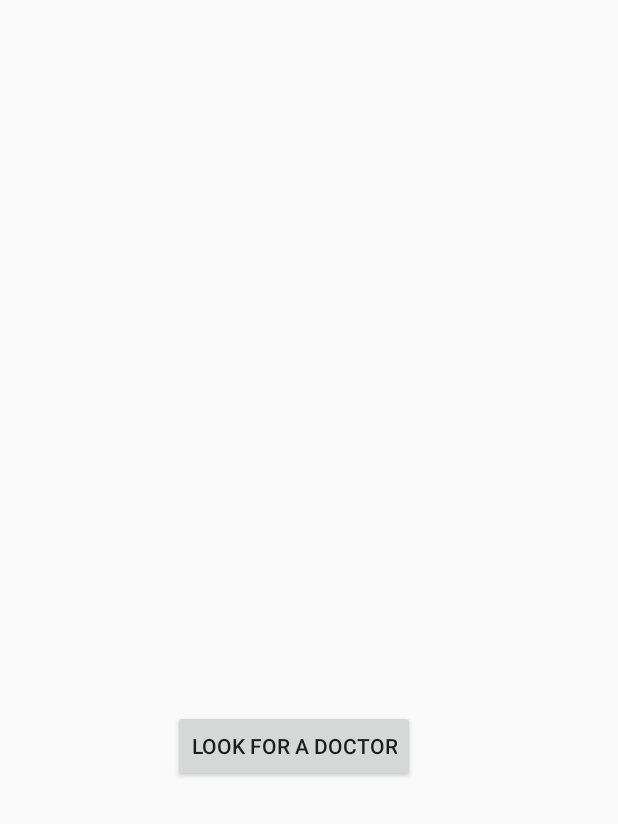
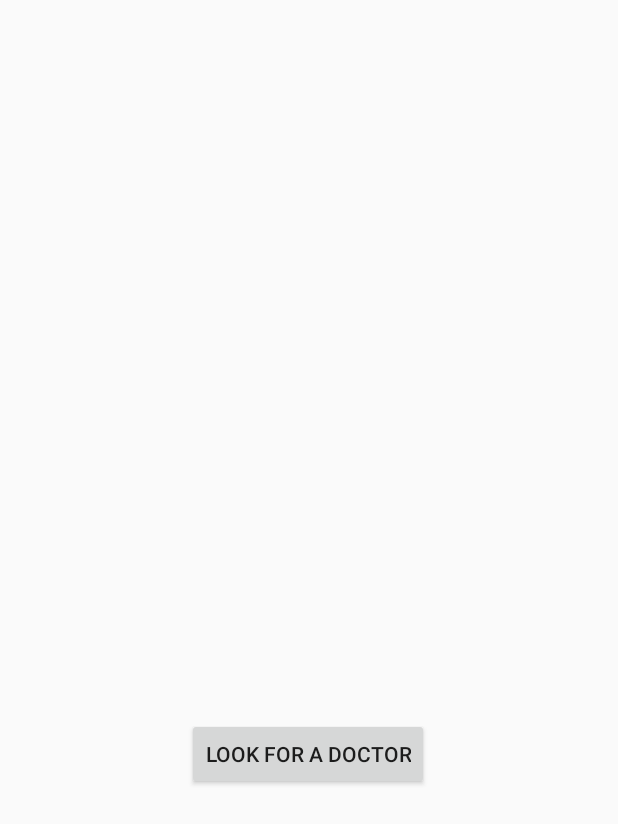
Before and after one commit to martinvaughn/Cancer-Tect, an Android app: the layout activity_prediction.xml on its own in the app's theme, with its tools: preview values and no code run, on a phone screen of 412 x 824 dp. Shown: the top 824 px of the screen. Run offline under Robolectric (Android 15) with nearby library versions, the phone set to English and light mode, and no system bars; Roboto replaces fonts that are not available here.

Commit message:
Debugged prediction activity and cleaned up other unnecessary code.

```diff
--- a/app/src/main/java/com/e/cancer_tect/NeuralNetworkCommunicator.java
+++ b/app/src/main/java/com/e/cancer_tect/NeuralNetworkCommunicator.java
@@ -5,7 +5,6 @@ import android.app.Activity;
 import android.content.res.AssetFileDescriptor;
 import android.graphics.Bitmap;
 import android.util.Log;
-import android.view.View;
 
 import org.tensorflow.lite.DataType;
 import org.tensorflow.lite.Interpreter;
@@ -26,7 +25,6 @@ import java.util.Map;
 
 public class NeuralNetworkCommunicator implements Runnable {
     private Bitmap bitmap;
-    private Interpreter tflite = null;
     private static final String MODEL_PATH = "final_cancer_model_2.tflite";
     private AnalysisActivity AnalysisActivity;
     private final Interpreter.Options tfliteOptions = new Interpreter.Options();
@@ -47,7 +45,7 @@ public class NeuralNetworkCommunicator implements Runnable {
             Thread.sleep(4000);
             Log.d("NeuralNetClass", "Starting NeuralNet");
             //Create a Tensorflow Interpreter.
-            tflite = new Interpreter(loadModelFile(this.AnalysisActivity), tfliteOptions);
+            Interpreter tflite = new Interpreter(loadModelFile(this.AnalysisActivity), tfliteOptions);
 
             //Create a Map object capable of receiving an output from the Interpreter.
             @SuppressLint("UseSparseArrays") Map<Integer, Object> output = new HashMap<>();
--- a/app/src/main/res/layout/activity_prediction.xml
+++ b/app/src/main/res/layout/activity_prediction.xml
@@ -2,44 +2,51 @@
 <androidx.constraintlayout.widget.ConstraintLayout xmlns:android="http://schemas.android.com/apk/res/android"
     xmlns:app="http://schemas.android.com/apk/res-auto"
     xmlns:tools="http://schemas.android.com/tools"
+    android:id="@+id/view2"
     android:layout_width="match_parent"
     android:layout_height="match_parent"
+    android:visibility="visible"
     tools:context=".PredictionActivity">
 
     <TextView
         android:id="@+id/cancer"
-        android:layout_width="141dp"
-        android:layout_height="88dp"
-        android:text="You have Cancer "
+        android:layout_width="307dp"
+        android:layout_height="157dp"
+        android:text="@string/you_have_cancer"
         android:textSize="30sp"
+        android:visibility="invisible"
         app:layout_constraintBottom_toBottomOf="parent"
         app:layout_constraintEnd_toEndOf="parent"
+        app:layout_constraintHorizontal_bias="0.442"
         app:layout_constraintStart_toStartOf="parent"
         app:layout_constraintTop_toTopOf="parent"
-        android:visibility="invisible"
-        app:layout_constraintVertical_bias="0.461" />
-
-    <TextView
-        android:id="@+id/noCancer"
-        android:layout_width="wrap_content"
-        android:layout_height="wrap_content"
-        android:text="You don't have Cancer"
-        app:layout_constraintBottom_toBottomOf="parent"
-        app:layout_constraintEnd_toEndOf="parent"
-        app:layout_constraintStart_toStartOf="parent"
-        app:layout_constraintTop_toTopOf="parent"
-        android:visibility="invisible"
-        app:layout_constraintVertical_bias="0.341" />
+        app:layout_constraintVertical_bias="0.439"
+        tools:text="According to our prediction model, it is highly likely that the spot of skin presented is MALIGNANT, or cancerous." />
 
     <Button
         android:id="@+id/doctor"
         android:layout_width="wrap_content"
         android:layout_height="wrap_content"
-        android:text="Look for a Doctor"
+        android:text="@string/look_for_a_doctor"
         app:layout_constraintBottom_toBottomOf="parent"
         app:layout_constraintEnd_toEndOf="parent"
-        app:layout_constraintHorizontal_bias="0.461"
+        app:layout_constraintHorizontal_bias="0.497"
         app:layout_constraintStart_toStartOf="parent"
         app:layout_constraintTop_toTopOf="parent"
-        app:layout_constraintVertical_bias="0.61" />
+        app:layout_constraintVertical_bias="0.617" />
+
+    <TextView
+        android:id="@+id/noCancer"
+        android:layout_width="305dp"
+        android:layout_height="175dp"
+        android:layout_marginTop="36dp"
+        android:text="According to our prediction model, it is highly likely that the spot of skin presented is BENIGN, or non-cancerous."
+        android:visibility="invisible"
+        app:layout_constraintBottom_toBottomOf="parent"
+        app:layout_constraintEnd_toEndOf="parent"
+        app:layout_constraintHorizontal_bias="0.433"
+        app:layout_constraintStart_toStartOf="parent"
+        app:layout_constraintTop_toTopOf="parent"
+        app:layout_constraintVertical_bias="0.348" />
+
 </androidx.constraintlayout.widget.ConstraintLayout>
--- a/app/src/main/res/values/strings.xml
+++ b/app/src/main/res/values/strings.xml
@@ -4,4 +4,7 @@
     <string name="zip_prompt">Enter Zip Code:</string>
     <string name="zip">Zip Code</string>
     <string name="doctor_button">Search Doctors</string>
+    <string name="look_for_a_doctor">Look for a Doctor</string>
+    <string name="you_don_t_have_cancer">You don\'t have Cancer</string>
+    <string name="you_have_cancer">According to our prediction model, it is highly likely that the spot of skin presented is MALIGNANT, or cancerous.</string>
 </resources>
```
Also changed, not shown: app/src/main/java/com/e/cancer_tect/AnalysisActivity.java (+5 -47 lines), app/src/main/java/com/e/cancer_tect/MainActivity.java (+0 -9 lines), app/src/main/java/com/e/cancer_tect/PredictionActivity.java (+11 -14 lines), app/src/main/res/layout/activity_analysis.xml (+4 -4 lines), app/src/main/res/drawable/loadingtransparent.png (added).
